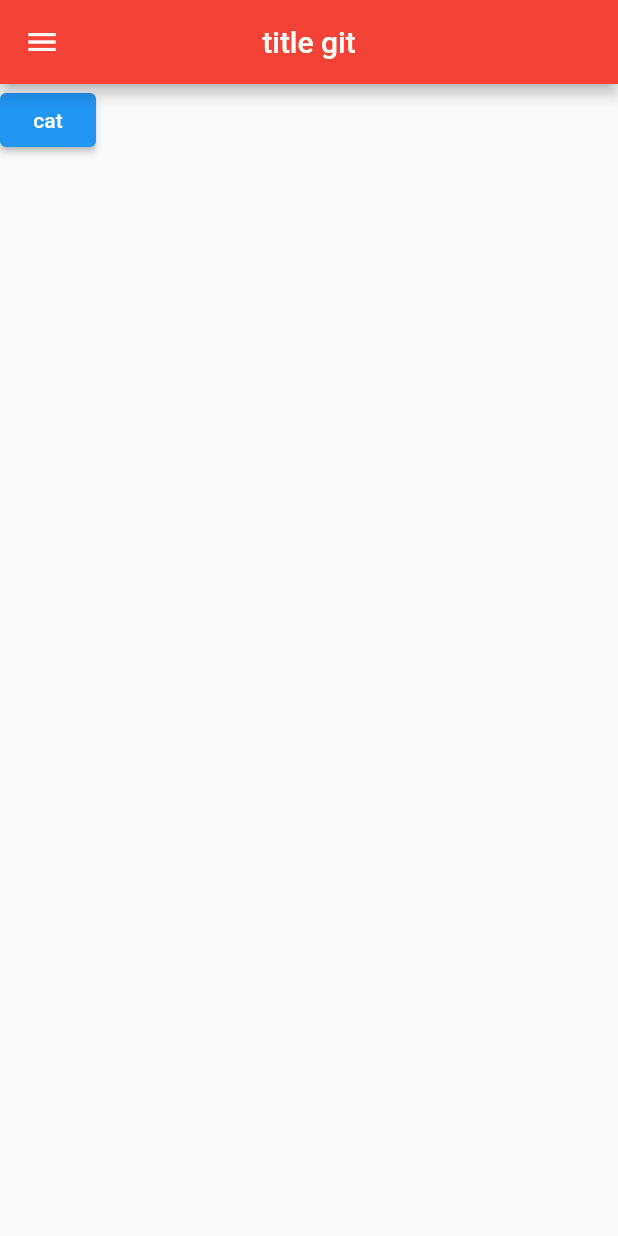
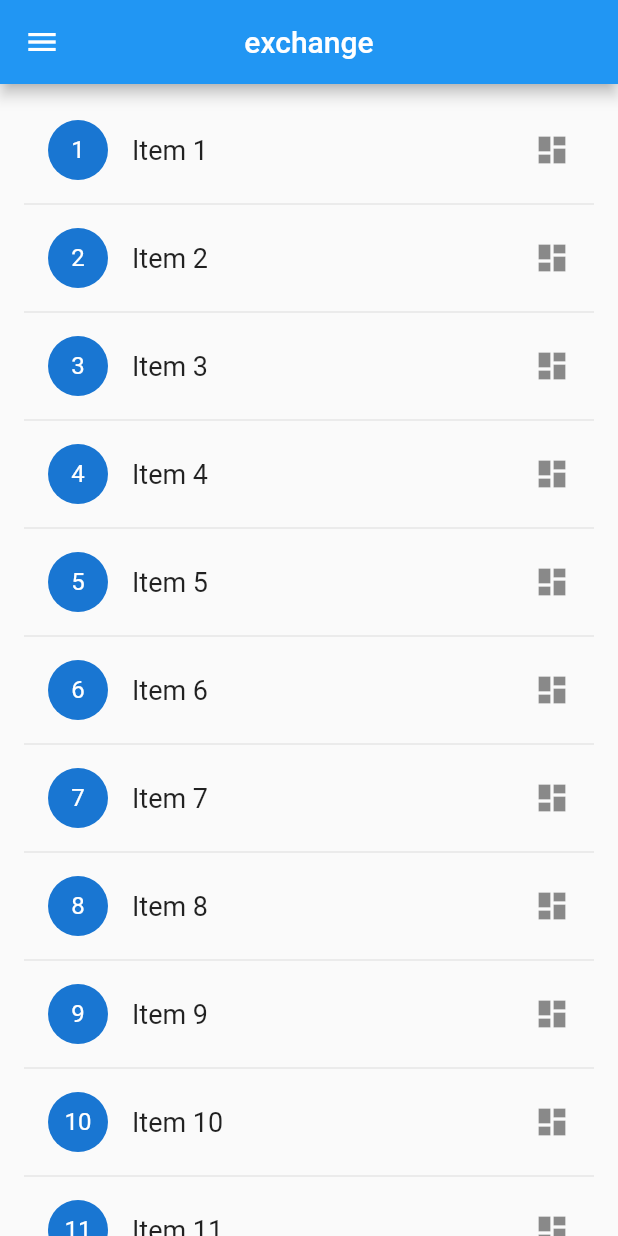
Before and after one commit to mahmoudzoair/Mobile-Development-Course, a Flutter app: the screen it shows after launch, on a phone screen of 412 x 824 dp. Run offline on Flutter 3.47's test engine with Material 2 defaults, Android fonts, the light colour scheme and no system bars.

Commit message:
my products

```diff
--- a/lib/main.dart
+++ b/lib/main.dart
@@ -1,17 +1,19 @@
 import 'package:exchange_app/screens/show_items.dart';
+import 'package:exchange_app/stateless_widgets/My_Products_widget.dart';
 import 'package:flutter/material.dart';
 import 'stateless_widgets/categories.dart';
 import 'stateless_widgets/home.dart';
 import 'stateless_widgets/cards.dart';
-import 'screens/show_items.dart';
+import 'screens/My_Products.dart';
 
 void main() {
   runApp(MaterialApp(
-    initialRoute: '/',
+    initialRoute: '/mmm',
     routes: {
       '/' : (context) => home(),
       '/categories': (context) => categories(),
       '/items': (context) => Show_items(),
+       '/mmm': (context) => My_Products(),
 
     },
   )
--- /dev/null
+++ b/lib/screens/My_Products.dart
@@ -0,0 +1,22 @@
+import 'package:exchange_app/models/item.dart';
+import 'package:flutter/material.dart';
+import 'package:exchange_app/stateless_widgets/bar.dart';
+import 'package:exchange_app/stateless_widgets/My_Products_widget.dart';
+
+class My_Products extends StatelessWidget {
+  const My_Products({ Key? key }) : super(key: key);
+
+  @override
+  Widget build(BuildContext context) {
+    return Scaffold(
+      drawer: startDrawer(),
+      appBar: BaseAppBar(
+        backgroundColor: Colors.blue,
+        title: Text('exchange'),
+        appBar: AppBar(),
+
+      ),
+      body: My_Products_widget(),
+    );
+  }
+}
--- /dev/null
+++ b/lib/stateless_widgets/My_Products_widget.dart
@@ -0,0 +1,34 @@
+import 'package:flutter/material.dart';
+
+class My_Products_widget extends StatelessWidget {
+  const My_Products_widget({Key? key}) : super(key: key);
+
+  @override
+  Widget build(BuildContext context) {
+    const numItems = 20;
+    const _biggerFont = TextStyle(fontSize: 18.0);
+
+    Widget _buildRow(int idx) {
+      return ListTile(
+        leading: CircleAvatar(
+          child: Text('$idx'),
+        ),
+        title: Text(
+          'Item $idx',
+          style: _biggerFont,
+        ),
+        trailing: const Icon(Icons.dashboard),
+      );
+    }
+
+    return ListView.builder(
+      itemCount: numItems * 2,
+      padding: const EdgeInsets.all(16.0),
+      itemBuilder: (BuildContext context, int i) {
+        if (i.isOdd) return const Divider();
+        final index = i ~/ 2 + 1;
+        return _buildRow(index);
+      },
+    );
+  }
+}
```
